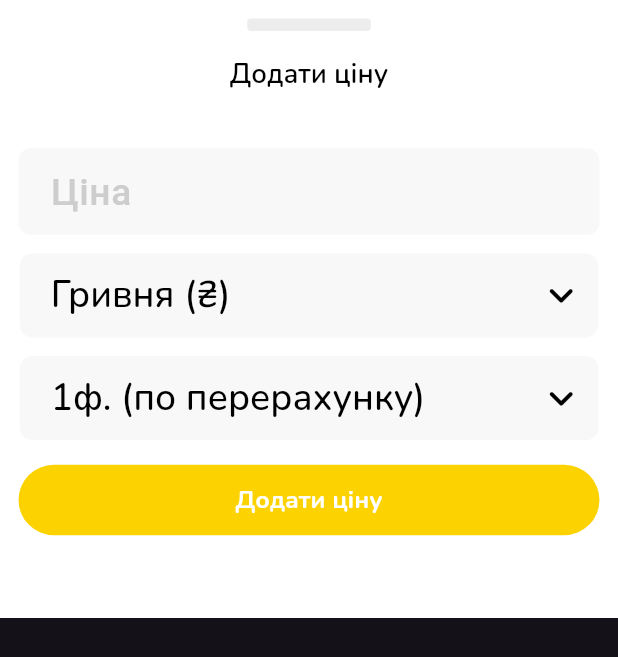
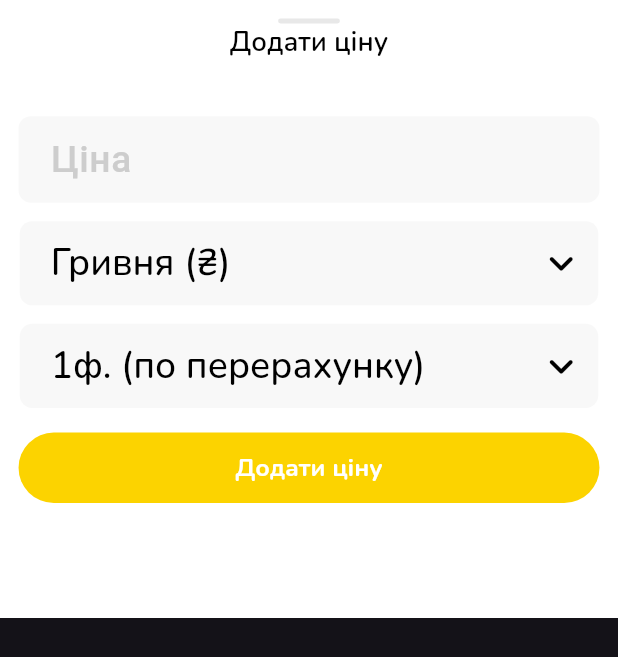
Before and after one commit to kastylera/uagro, a Flutter app: the AddPriceScreen widget shown alone on an empty page, opened directly, on a phone screen of 412 x 824 dp. Shown: the top 657 px of the screen. Run offline on Flutter 3.47's test engine with Material 3 defaults, Android fonts, the phone set to English and light mode, and no system bars; our stand-ins replace cached_network_image, firebase_core, firebase_messaging, flutter_hooks, flutter_local_notifications, flutter_neumorphic and 13 more; missing offline and left inert: in_app_notification; accounts and stored records are empty; generated files the repository leaves out were written again; network calls fail; project files that could hold a hidden picture were left out.

Commit message:
redesign order screen: properties

```diff
--- a/lib/app/home/order/components/add_price.dart
+++ b/lib/app/home/order/components/add_price.dart
@@ -1,4 +1,5 @@
 import 'package:agro/ui/text/read_text.dart';
+import 'package:agro/ui/views/bottom_drawer_header.dart';
 import 'package:flutter/material.dart';
 import 'package:get/get.dart';
 
@@ -46,14 +47,7 @@ class _AddPriceScreenState extends State<AddPriceScreen> {
         color: Colors.white,
         child: Column(
           children: [
-            Padding(
-                padding: const EdgeInsets.only(top: 15, bottom: 20),
-                child: Container(
-                    decoration: BoxDecoration(
-                        color: const Color(0xffEDEDED),
-                        borderRadius: BorderRadius.circular(3)),
-                    height: 10,
-                    width: 100)),
+            const BottomDrawerHeader(),
             readText(
                 text: 'Додати ціну',
                 color: Colors.black,
--- a/lib/app/home/order/components/call_result_info.dart
+++ b/lib/app/home/order/components/call_result_info.dart
@@ -14,7 +14,7 @@ class CallResultInfo extends StatelessWidget {
       required this.text,
       required this.onPressed,
       this.textColor,
-      this.horizontalPadding = 10})
+      this.horizontalPadding = 0})
       : super(key: key);
 
   @override
--- a/lib/ui/theme/fonts.dart
+++ b/lib/ui/theme/fonts.dart
@@ -6,6 +6,9 @@ import 'package:google_fonts/google_fonts.dart';
 class AppFonts {
   static TextStyle title1 = GoogleFonts.nunito(
       fontSize: 28, fontWeight: FontWeight.w700, color: AppColors.black);
+
+  static TextStyle title2 = GoogleFonts.nunito(
+      fontSize: 22, fontWeight: FontWeight.w700, color: AppColors.black);
 
   static TextStyle body1medium = GoogleFonts.nunito(
       fontSize: 20, fontWeight: FontWeight.w500, color: AppColors.black);
--- /dev/null
+++ b/lib/ui/views/bottom_drawer_header.dart
@@ -0,0 +1,19 @@
+import 'package:agro/ui/theme/colors.dart';
+import 'package:flutter/material.dart';
+
+class BottomDrawerHeader extends StatelessWidget {
+
+  const BottomDrawerHeader({ Key? key }) : super(key: key);
+
+  @override
+  Widget build(BuildContext context) {
+    return Padding(
+        padding: const EdgeInsets.only(top: 15),
+        child: Container(
+            decoration: BoxDecoration(
+                color: AppColors.grey2,
+                borderRadius: BorderRadius.circular(100)),
+            height: 4,
+            width: 50));
+  }
+}
```
Also changed, not shown: lib/app/home/order/components/contact.dart (+7 -7 lines), lib/app/home/order/components/set_answer.dart.dart (+2 -8 lines), lib/app/home/order/order_screen.dart (+11 -15 lines), lib/ui/utils/string_extensions.dart (added, +9 -0 lines).
